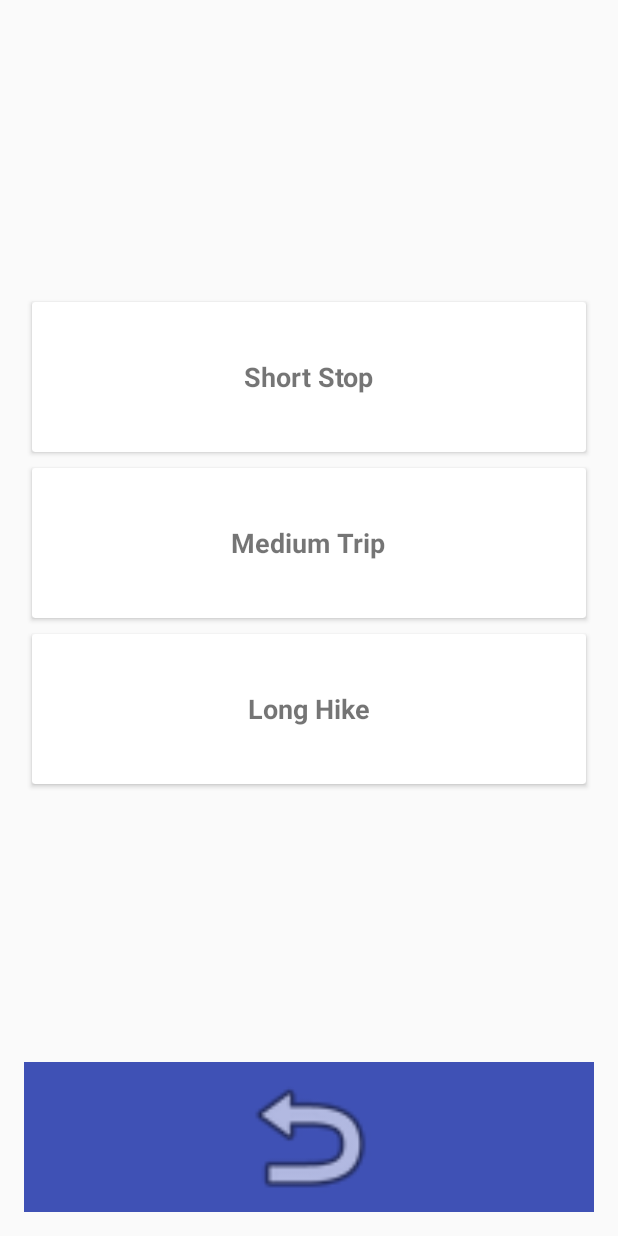
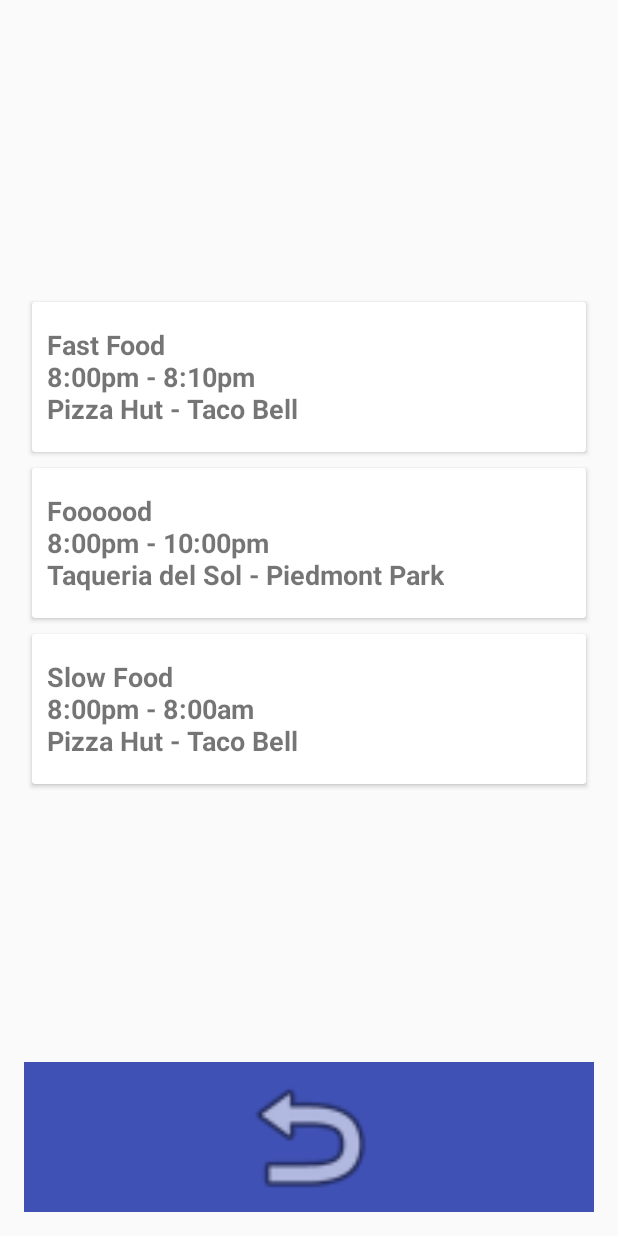
Before and after one commit to matthew-compton/MARTA, an Android app: the screen it shows after launch (SelectionActivity), after a tap on "Take me on an adventure!", on a phone screen of 412 x 824 dp. Run offline under Robolectric (Android 15) with nearby library versions, the phone set to English and light mode, and no system bars; our stand-ins replace Dagger/Hilt's generated code.

Commit message:
Included DataManager and whatnot.

```diff
--- /dev/null
+++ b/app/src/main/java/com/ambergleam/android/marta/MartaApplication.java
@@ -0,0 +1,38 @@
+package com.ambergleam.android.marta;
+
+import android.app.Application;
+
+import com.ambergleam.android.marta.inject.DaggerMartaApplicationComponent;
+import com.ambergleam.android.marta.inject.MartaComponent;
+import com.ambergleam.android.marta.inject.MartaModule;
+
+public class MartaApplication extends Application {
+
+    private static MartaComponent sMartaComponent;
+
+    protected void createComponent() {
+        setComponent(DaggerMartaApplicationComponent.builder()
+                .martaModule(new MartaModule(this))
+                .build());
+    }
+
+    public MartaComponent getMartaComponent() {
+        return sMartaComponent;
+    }
+
+    public static void setComponent(MartaComponent martaComponent) {
+        sMartaComponent = martaComponent;
+    }
+
+    @Override
+    public void onCreate() {
+        super.onCreate();
+        setupDagger();
+    }
+
+    private void setupDagger() {
+        createComponent();
+        sMartaComponent.inject(this);
+    }
+
+}
--- a/app/src/main/java/com/ambergleam/android/marta/SelectionActivity.java
+++ /dev/null
@@ -1,34 +0,0 @@
-package com.ambergleam.android.marta;
-
-import android.content.Intent;
-import android.os.Bundle;
-import android.support.v7.app.AppCompatActivity;
-import android.support.v7.widget.CardView;
-
-public class SelectionActivity extends AppCompatActivity {
-
-    @Override
-    protected void onCreate(Bundle savedInstanceState) {
-        super.onCreate(savedInstanceState);
-        setContentView(R.layout.activity_selection);
-
-        CardView cardViewShort = (CardView) findViewById(R.id.activity_selection_card_short);
-        cardViewShort.setOnClickListener(view -> {
-            Intent intent = new Intent(SelectionActivity.this, AdventureActivity.class);
-            startActivity(intent);
-        });
-
-        CardView cardViewMedium = (CardView) findViewById(R.id.activity_selection_card_medium);
-        cardViewMedium.setOnClickListener(view -> {
-            Intent intent = new Intent(SelectionActivity.this, AdventureActivity.class);
-            startActivity(intent);
-        });
-
-        CardView cardViewLong = (CardView) findViewById(R.id.activity_selection_card_long);
-        cardViewLong.setOnClickListener(view -> {
-            Intent intent = new Intent(SelectionActivity.this, AdventureActivity.class);
-            startActivity(intent);
-        });
-    }
-
-}
--- a/app/src/main/java/com/ambergleam/android/marta/AdventureActivity.java
+++ b/app/src/main/java/com/ambergleam/android/marta/controller/AdventureActivity.java
@@ -1,9 +1,11 @@
-package com.ambergleam.android.marta;
+package com.ambergleam.android.marta.controller;
 
 import android.content.Intent;
 import android.os.Bundle;
 import android.os.Handler;
 import android.support.v7.app.AppCompatActivity;
+
+import com.ambergleam.android.marta.R;
 
 public class AdventureActivity extends AppCompatActivity {
 
--- /dev/null
+++ b/app/src/main/java/com/ambergleam/android/marta/controller/SelectionActivity.java
@@ -0,0 +1,77 @@
+package com.ambergleam.android.marta.controller;
+
+import android.content.Intent;
+import android.os.Bundle;
+import android.support.v7.app.AppCompatActivity;
+import android.support.v7.widget.CardView;
+import android.view.View;
+import android.widget.TextView;
+
+import com.ambergleam.android.marta.MartaApplication;
+import com.ambergleam.android.marta.R;
+import com.ambergleam.android.marta.data.Adventure;
+import com.ambergleam.android.marta.data.DataManager;
+
+import java.util.List;
+
+import javax.inject.Inject;
+
+public class SelectionActivity extends AppCompatActivity {
+
+    @Inject DataManager mDataManager;
+
+    private List<Adventure> mAdventures;
+    private TextView mTextViewShort;
+    private TextView mTextViewMedium;
+    private TextView mTextViewLong;
+
+    @Override
+    protected void onCreate(Bundle savedInstanceState) {
+        super.onCreate(savedInstanceState);
+        setContentView(R.layout.activity_selection);
+        inject();
+        setup();
+        load();
+        update();
+    }
+
+    private void inject() {
+        ((MartaApplication) getApplication()).getMartaComponent().inject(this);
+    }
+
+    private void setup() {
+        mTextViewShort = (TextView) findViewById(R.id.activity_selection_text_short);
+        CardView cardViewShort = (CardView) findViewById(R.id.activity_selection_card_short);
+        cardViewShort.setOnClickListener(view -> {
+            Intent intent = new Intent(SelectionActivity.this, AdventureActivity.class);
+            startActivity(intent);
+        });
+        mTextViewMedium = (TextView) findViewById(R.id.activity_selection_text_medium);
+        CardView cardViewMedium = (CardView) findViewById(R.id.activity_selection_card_medium);
+        cardViewMedium.setOnClickListener(view -> {
+            Intent intent = new Intent(SelectionActivity.this, AdventureActivity.class);
+            startActivity(intent);
+        });
+        mTextViewLong = (TextView) findViewById(R.id.activity_selection_text_long);
+        CardView cardViewLong = (CardView) findViewById(R.id.activity_selection_card_long);
+        cardViewLong.setOnClickListener(view -> {
+            Intent intent = new Intent(SelectionActivity.this, AdventureActivity.class);
+            startActivity(intent);
+        });
+        View refresh = findViewById(R.id.activity_selection_refresh);
+        refresh.setOnClickListener(view -> {
+            load();
+        });
+    }
+
+    private void load() {
+        mAdventures = mDataManager.getAdventures(3);
+    }
+
+    private void update() {
+        mTextViewShort.setText(mAdventures.get(0).toString());
+        mTextViewMedium.setText(mAdventures.get(1).toString());
+        mTextViewLong.setText(mAdventures.get(2).toString());
+    }
+
+}
--- /dev/null
+++ b/app/src/main/java/com/ambergleam/android/marta/data/Adventure.java
@@ -0,0 +1,64 @@
+package com.ambergleam.android.marta.data;
+
+public class Adventure {
+
+    private String mName;
+    private String mStartTime;
+    private String mStopTime;
+    private String mStartLocation;
+    private String mStopLocation;
+
+    public Adventure(String name, String startTime, String stopTime, String startLocation, String stopLocation) {
+        mName = name;
+        mStartTime = startTime;
+        mStopTime = stopTime;
+        mStartLocation = startLocation;
+        mStopLocation = stopLocation;
+    }
+
+    public String getName() {
+        return mName;
+    }
+
+    public void setName(String name) {
+        mName = name;
+    }
+
+    public String getStartTime() {
+        return mStartTime;
+    }
+
+    public void setStartTime(String startTime) {
+        mStartTime = startTime;
+    }
+
+    public String getStopTime() {
+        return mStopTime;
+    }
+
+    public void setStopTime(String stopTime) {
+        mStopTime = stopTime;
+    }
+
+    public String getStartLocation() {
+        return mStartLocation;
+    }
+
+    public void setStartLocation(String startLocation) {
+        mStartLocation = startLocation;
+    }
+
+    public String getStopLocation() {
+        return mStopLocation;
+    }
+
+    public void setStopLocation(String stopLocation) {
+        mStopLocation = stopLocation;
+    }
+
+    @Override
+    public String toString() {
+        return mName + "\n" + mStartTime + " - " + mStopTime + "\n" + mStartLocation + " - " + mStopLocation;
+    }
+
+}
--- /dev/null
+++ b/app/src/main/java/com/ambergleam/android/marta/data/DataManager.java
@@ -0,0 +1,10 @@
+package com.ambergleam.android.marta.data;
+
+import java.util.List;
+
+public interface DataManager {
+
+    List<Adventure> getAdventures();
+    List<Adventure> getAdventures(int amount);
+
+}
--- /dev/null
+++ b/app/src/main/java/com/ambergleam/android/marta/data/MockDataManager.java
@@ -0,0 +1,35 @@
+package com.ambergleam.android.marta.data;
+
+import android.content.Context;
+
+import java.util.ArrayList;
+import java.util.Collections;
+import java.util.LinkedList;
+import java.util.List;
+
+public class MockDataManager implements DataManager {
+
+    private Context mContext;
+    private List<Adventure> mAdventureList;
+
+    public MockDataManager(Context context) {
+        mContext = context;
+        mAdventureList = new ArrayList<>();
+        mAdventureList.add(new Adventure("Fast Food", "8:00pm", "8:10pm", "Pizza Hut", "Taco Bell"));
+        mAdventureList.add(new Adventure("Slow Food", "8:00pm", "8:00am", "Pizza Hut", "Taco Bell"));
+        mAdventureList.add(new Adventure("Foooood", "8:00pm", "10:00pm", "Taqueria del Sol", "Piedmont Park"));
+    }
+
+    @Override
+    public List<Adventure> getAdventures() {
+        return mAdventureList;
+    }
+
+    @Override
+    public List<Adventure> getAdventures(int amount) {
+        LinkedList<Adventure> copy = new LinkedList<>(mAdventureList);
+        Collections.shuffle(copy);
+        return copy.subList(0, amount);
+    }
+
+}
--- /dev/null
+++ b/app/src/main/java/com/ambergleam/android/marta/inject/MartaComponent.java
@@ -0,0 +1,11 @@
+package com.ambergleam.android.marta.inject;
+
+import com.ambergleam.android.marta.MartaApplication;
+import com.ambergleam.android.marta.controller.SelectionActivity;
+
+public interface MartaComponent {
+
+    void inject(MartaApplication application);
+    void inject(SelectionActivity activity);
+
+}
--- /dev/null
+++ b/app/src/main/java/com/ambergleam/android/marta/inject/MartaModule.java
@@ -0,0 +1,41 @@
+package com.ambergleam.android.marta.inject;
+
+import android.app.Application;
+import android.content.Context;
+
+import com.ambergleam.android.marta.data.DataManager;
+import com.ambergleam.android.marta.data.MockDataManager;
+
+import javax.inject.Singleton;
+
+import dagger.Module;
+import dagger.Provides;
+
+@Module
+public class MartaModule {
+
+    private Application mApplication;
+
+    public MartaModule(Application application) {
+        mApplication = application;
+    }
+
+    @Provides
+    @Singleton
+    public Application provideApplication() {
+        return mApplication;
+    }
+
+    @Provides
+    @Singleton
+    public Context provideContext() {
+        return mApplication;
+    }
+
+    @Provides
+    @Singleton
+    DataManager provideDataManager(Context context) {
+        return new MockDataManager(context);
+    }
+
+}
--- a/app/src/main/res/layout/activity_adventure.xml
+++ b/app/src/main/res/layout/activity_adventure.xml
@@ -10,7 +10,7 @@
     android:paddingLeft="@dimen/activity_horizontal_margin"
     android:paddingRight="@dimen/activity_horizontal_margin"
     android:paddingTop="@dimen/activity_vertical_margin"
-    tools:context="com.ambergleam.android.marta.AdventureActivity">
+    tools:context="com.ambergleam.android.marta.controller.AdventureActivity">
 
     <TextView
         android:layout_width="wrap_content"
--- a/app/src/main/res/layout/activity_intro.xml
+++ b/app/src/main/res/layout/activity_intro.xml
@@ -9,7 +9,7 @@
     android:paddingLeft="@dimen/activity_horizontal_margin"
     android:paddingRight="@dimen/activity_horizontal_margin"
     android:paddingTop="@dimen/activity_vertical_margin"
-    tools:context="com.ambergleam.android.marta.IntroActivity">
+    tools:context="com.ambergleam.android.marta.controller.IntroActivity">
 
     <android.support.v7.widget.CardView
         android:id="@+id/activity_intro_card"
--- a/app/src/main/res/layout/activity_selection.xml
+++ b/app/src/main/res/layout/activity_selection.xml
@@ -10,7 +10,7 @@
     android:paddingLeft="@dimen/activity_horizontal_margin"
     android:paddingRight="@dimen/activity_horizontal_margin"
     android:paddingTop="@dimen/activity_vertical_margin"
-    tools:context="com.ambergleam.android.marta.SelectionActivity">
+    tools:context="com.ambergleam.android.marta.controller.SelectionActivity">
 
     <android.support.v4.widget.Space
         android:layout_width="match_parent"
@@ -27,10 +27,11 @@
         card_view:contentPadding="10dp">
 
         <TextView
+            android:id="@+id/activity_selection_text_short"
             android:layout_width="wrap_content"
             android:layout_height="wrap_content"
             android:layout_alignParentTop="true"
-            android:layout_gravity="center"
+            android:layout_gravity="start|center_vertical"
             android:text="@string/selection_title_short"
             android:textSize="18sp"
             android:textStyle="bold"/>
@@ -47,10 +48,11 @@
         card_view:contentPadding="10dp">
 
         <TextView
+            android:id="@+id/activity_selection_text_medium"
             android:layout_width="wrap_content"
             android:layout_height="wrap_content"
             android:layout_alignParentTop="true"
-            android:layout_gravity="center"
+            android:layout_gravity="start|center_vertical"
             android:text="@string/selection_title_medium"
             android:textSize="18sp"
             android:textStyle="bold"/>
@@ -67,10 +69,11 @@
         card_view:contentPadding="10dp">
 
         <TextView
+            android:id="@+id/activity_selection_text_long"
             android:layout_width="wrap_content"
             android:layout_height="wrap_content"
             android:layout_alignParentTop="true"
-            android:layout_gravity="center"
+            android:layout_gravity="start|center_vertical"
             android:text="@string/selection_title_long"
             android:textSize="18sp"
             android:textStyle="bold"/>
--- a/app/src/main/res/layout/activity_victory.xml
+++ b/app/src/main/res/layout/activity_victory.xml
@@ -9,7 +9,7 @@
     android:paddingLeft="@dimen/activity_horizontal_margin"
     android:paddingRight="@dimen/activity_horizontal_margin"
     android:paddingTop="@dimen/activity_vertical_margin"
-    tools:context="com.ambergleam.android.marta.VictoryActivity">
+    tools:context="com.ambergleam.android.marta.controller.VictoryActivity">
 
     <android.support.v7.widget.CardView
         android:id="@+id/activity_victory_card"
--- a/app/src/main/res/values/colors.xml
+++ b/app/src/main/res/values/colors.xml
@@ -1,6 +1,8 @@
 <?xml version="1.0" encoding="utf-8"?>
 <resources>
+
     <color name="colorPrimary">#3F51B5</color>
     <color name="colorPrimaryDark">#303F9F</color>
     <color name="colorAccent">#FF4081</color>
+
 </resources>
--- a/build.gradle
+++ b/build.gradle
@@ -4,6 +4,7 @@ buildscript {
     }
     dependencies {
         classpath 'com.android.tools.build:gradle:2.2.2'
+        classpath 'com.neenbedankt.gradle.plugins:android-apt:1.8'
         classpath 'me.tatarka:gradle-retrolambda:3.3.0-beta4'
     }
 }
```
Also changed, not shown: app/build.gradle (+8 -1 lines), app/src/main/AndroidManifest.xml (+5 -4 lines), app/src/main/java/com/ambergleam/android/marta/controller/IntroActivity.java (renamed from app/src/main/java/com/ambergleam/android/marta/VictoryActivity.java, +7 -5 lines), app/src/main/java/com/ambergleam/android/marta/controller/VictoryActivity.java (renamed from app/src/main/java/com/ambergleam/android/marta/IntroActivity.java, +7 -5 lines), app/src/main/java/com/ambergleam/android/marta/inject/MartaApplicationComponent.java (added, +11 -0 lines).
